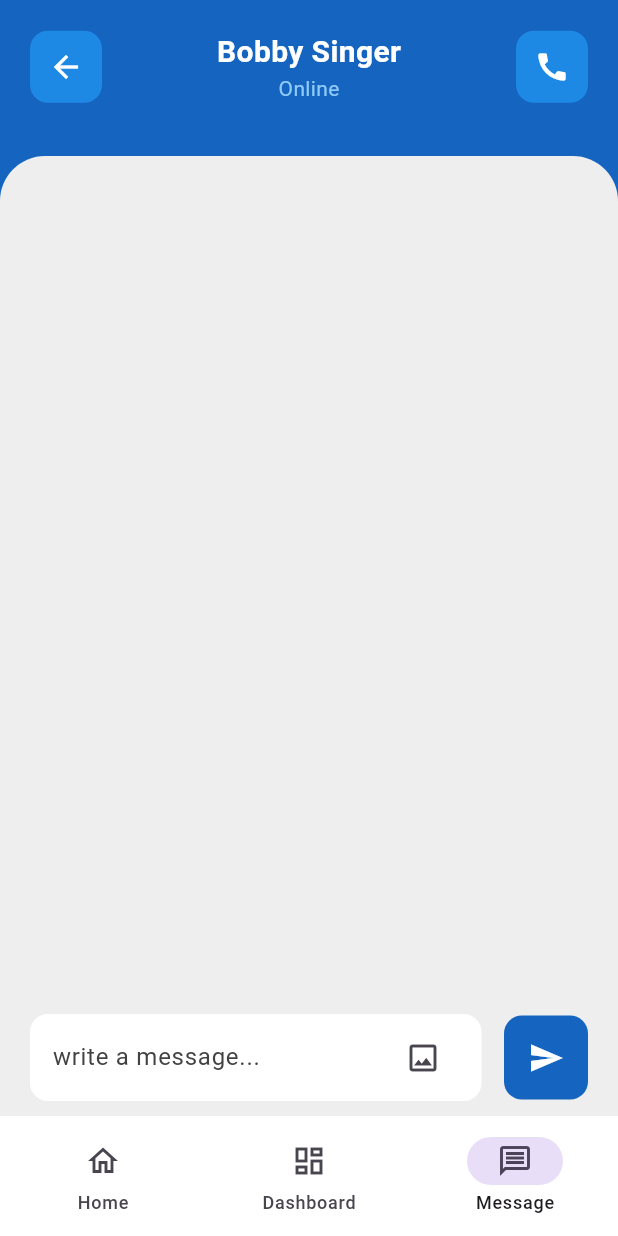
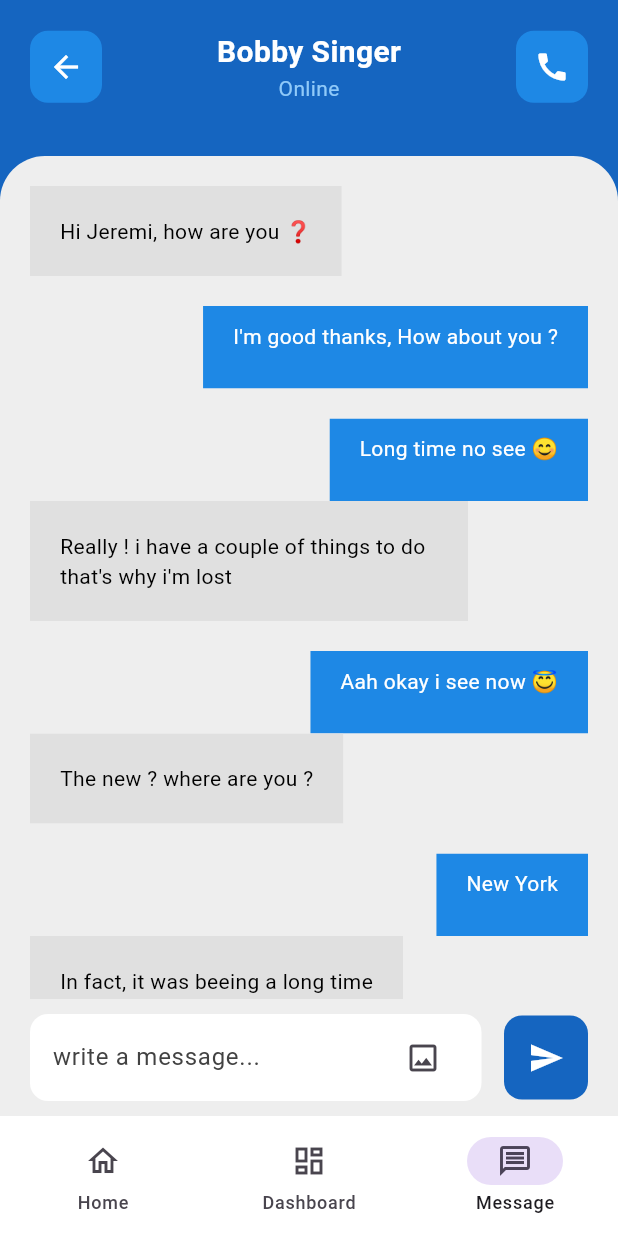
Before and after one commit to Jeremi-Koloma/mentalhealthapp, a Flutter app: the screen it shows after launch, item 3 of the bottom bar chosen, on a phone screen of 412 x 824 dp. Run offline on Flutter 3.47's test engine with Material 3 defaults, Android fonts, the phone set to English and light mode, and no system bars; our stand-ins replace get; missing offline and left inert: custom_clippers.

Commit message:
Message Page Okay

```diff
--- a/lib/pages/message/message_page.dart
+++ b/lib/pages/message/message_page.dart
@@ -1,5 +1,7 @@
 import 'package:flutter/material.dart';
 import 'package:flutter/widgets.dart';
+import 'package:mentalhealthapp/utils/message_receiver.dart';
+import 'package:mentalhealthapp/utils/message_sender.dart';
 
 class MessagePage extends StatelessWidget {
   const MessagePage({super.key});
@@ -76,18 +78,71 @@ class MessagePage extends StatelessWidget {
                   ),
                 ),
                 child: Center(
-                  child: Padding(
-                    padding: const EdgeInsets.symmetric(horizontal: 20.0),
                   child: Column(
                     children: [
-                        // MESSAGE LEFT
+                      // LISTVIEW OF MESSAGES
                       Expanded(
-                          child: Container(),
+                        child: Padding(
+                          padding: const EdgeInsets.only(
+                              left: 20, top: 20.0, right: 20.0, bottom: 10.0),
+                          child: ListView(
+                            children: [
+                              MessageReceiver(
+                                message: 'Hi Jeremi, how are you ❓',
+                                colorMessageBox: Colors.grey[300],
+                                textMessageColor: Colors.black,
+                              ),
+                              MessageSender(
+                                message: "I'm good thanks, How about you ?",
+                                colorMessageBox: Colors.blue[600],
+                                textMessageColor: Colors.white,
+                              ),
+                              MessageSender(
+                                message: "Long time no see 😊",
+                                colorMessageBox: Colors.blue[600],
+                                textMessageColor: Colors.white,
+                              ),
+                              MessageReceiver(
+                                message:
+                                    "Really ! i have a couple of things to do that's why i'm lost ",
+                                colorMessageBox: Colors.grey[300],
+                                textMessageColor: Colors.black,
+                              ),
+                              MessageSender(
+                                message: "Aah okay i see now 😇",
+                                colorMessageBox: Colors.blue[600],
+                                textMessageColor: Colors.white,
+                              ),
+                              MessageReceiver(
+                                message: 'The new ? where are you ?',
+                                colorMessageBox: Colors.grey[300],
+                                textMessageColor: Colors.black,
+                              ),
+                              MessageSender(
+                                message: "New York",
+                                colorMessageBox: Colors.blue[600],
+                                textMessageColor: Colors.white,
+                              ),
+                              MessageReceiver(
+                                message: "In fact, it was beeing a long time",
+                                colorMessageBox: Colors.grey[300],
+                                textMessageColor: Colors.black,
+                              ),
+                              MessageSender(
+                                message:
+                                    "Since University i didn't see you anymore",
+                                colorMessageBox: Colors.blue[600],
+                                textMessageColor: Colors.white,
+                              ),
+                            ],
+                          ),
+                        ),
                       ),
 
                       // BOTTOM INPUT SECTION
                       Padding(
-                          padding: const EdgeInsets.only(bottom: 10.0),
+                        padding: const EdgeInsets.only(
+                            left: 20.0, right: 20.0, bottom: 10.0),
                         child: Row(
                           children: [
                             // INPUT MESSAGE
@@ -104,8 +159,7 @@ class MessagePage extends StatelessWidget {
                                     children: [
                                       Expanded(
                                         child: TextField(
-                                            keyboardType:
-                                                TextInputType.multiline,
+                                          keyboardType: TextInputType.multiline,
                                           maxLines: null,
                                           decoration: InputDecoration(
                                             hintText: 'write a message...',
@@ -119,8 +173,7 @@ class MessagePage extends StatelessWidget {
                                       // GALERIE ICON
                                       IconButton(
                                         onPressed: () {},
-                                          icon:
-                                              const Icon(Icons.image_outlined),
+                                        icon: const Icon(Icons.image_outlined),
                                       ),
                                     ],
                                   ),
@@ -147,7 +200,6 @@ class MessagePage extends StatelessWidget {
                 ),
               ),
             ),
-            ),
           ],
         ),
       ),
--- /dev/null
+++ b/lib/utils/message_receiver.dart
@@ -0,0 +1,43 @@
+import 'package:custom_clippers/custom_clippers.dart';
+import 'package:flutter/material.dart';
+
+class MessageReceiver extends StatelessWidget {
+  // variables for message
+  final String message;
+  final colorMessageBox;
+  final textMessageColor;
+
+  const MessageReceiver(
+      {super.key,
+      required this.message,
+      required this.colorMessageBox,
+      required this.textMessageColor});
+
+  @override
+  Widget build(BuildContext context) {
+    return Column(
+      crossAxisAlignment: CrossAxisAlignment.start,
+      children: [
+        Container(
+          alignment: Alignment.centerLeft,
+          child: Padding(
+            padding: const EdgeInsets.only(right: 80.0),
+            child: ClipPath(
+              clipper: UpperNipMessageClipper(MessageType.receive),
+              child: Container(
+                padding: const EdgeInsets.all(20.0),
+                decoration: BoxDecoration(
+                  color: colorMessageBox,
+                ),
+                child: Text(
+                  message,
+                  style: TextStyle(color: textMessageColor),
+                ),
+              ),
+            ),
+          ),
+        ),
+      ],
+    );
+  }
+}
--- /dev/null
+++ b/lib/utils/message_sender.dart
@@ -0,0 +1,44 @@
+import 'package:custom_clippers/custom_clippers.dart';
+import 'package:flutter/material.dart';
+
+class MessageSender extends StatelessWidget {
+  // variables for message
+  final String message;
+  final colorMessageBox;
+  final textMessageColor;
+
+  const MessageSender(
+      {super.key,
+      required this.message,
+      required this.colorMessageBox,
+      required this.textMessageColor});
+
+  @override
+  Widget build(BuildContext context) {
+    return Column(
+      crossAxisAlignment: CrossAxisAlignment.start,
+      children: [
+        Container(
+          alignment: Alignment.centerRight,
+          child: Padding(
+            padding: const EdgeInsets.only(top: 20.0, left: 80.0),
+            child: ClipPath(
+              clipper: LowerNipMessageClipper(MessageType.send),
+              child: Container(
+                padding: const EdgeInsets.only(
+                    left: 20, top: 10, bottom: 25.0, right: 20.0),
+                decoration: BoxDecoration(
+                  color: colorMessageBox,
+                ),
+                child: Text(
+                  message,
+                  style: TextStyle(color: textMessageColor),
+                ),
+              ),
+            ),
+          ),
+        ),
+      ],
+    );
+  }
+}
--- a/pubspec.yaml
+++ b/pubspec.yaml
@@ -36,6 +36,7 @@ dependencies:
   # Use with the CupertinoIcons class for iOS style icons.
   cupertino_icons: ^1.0.6
   get: ^4.6.6
+  custom_clippers: ^2.0.0
 
 dev_dependencies:
   flutter_test:
```
Also changed, not shown: pubspec.lock. Lines whose indentation alone changed are shown as unchanged.
